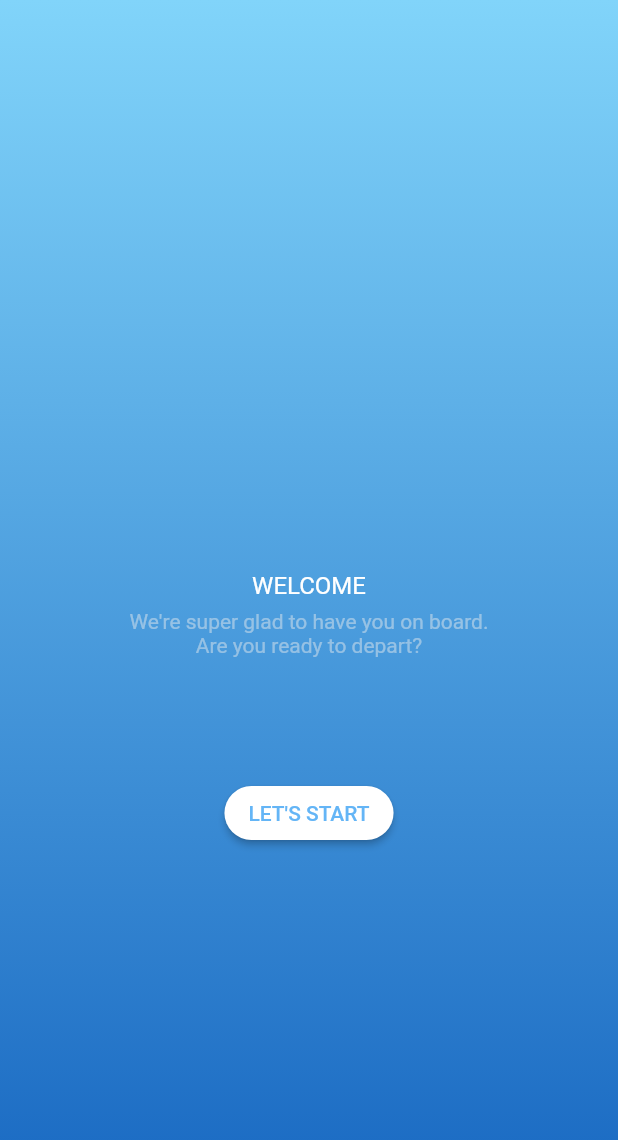
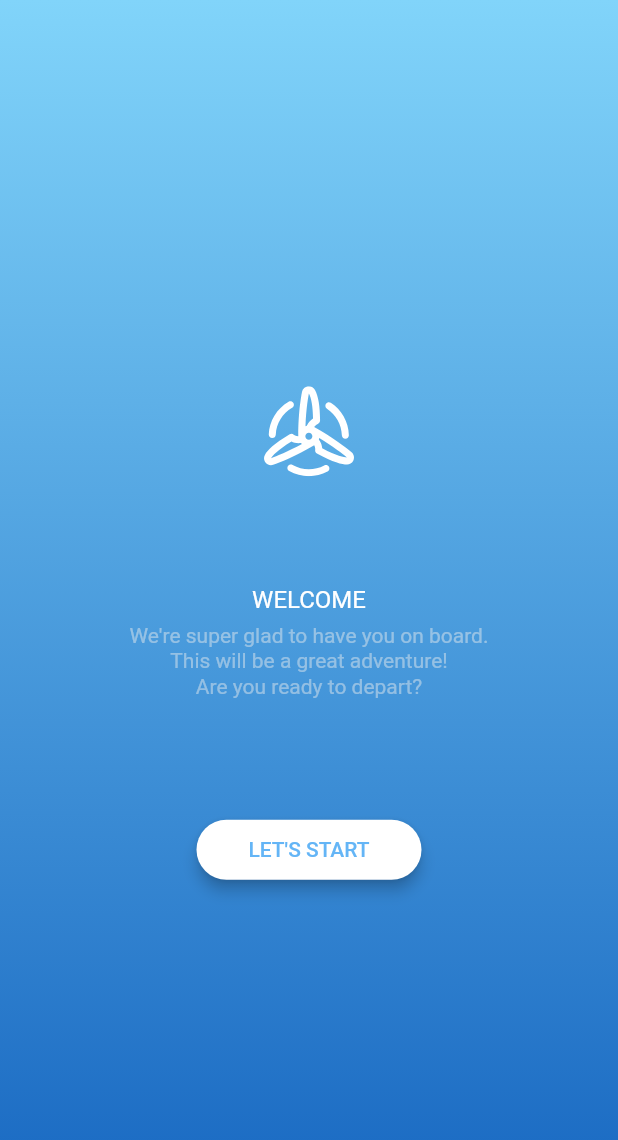
Before and after one commit to KennyBlanckaert/Mobile, a Flutter app: the Welcome screen opened directly, on a phone screen of 412 x 824 dp. Shown: the top 1140 px of the screen. Run offline on Flutter 3.47's test engine with Material 2 defaults, Android fonts, the phone set to English and light mode, and no system bars; our stand-ins replace flutter_svg.

```diff
--- a/flutter/mobile_planning_offshore/lib/main.dart
+++ b/flutter/mobile_planning_offshore/lib/main.dart
@@ -1,5 +1,6 @@
 import 'package:flutter/material.dart';
 import 'welcome.dart';
+import 'login.dart';
 
 void main() => runApp(Main());
 
@@ -10,7 +11,7 @@ class Main extends StatelessWidget {
   Widget build(BuildContext context) {
     return MaterialApp(
       title: 'Offshore Planning',
-      home: Welcome(),
+      home: Login()
     );
   }
 }
--- a/flutter/mobile_planning_offshore/lib/welcome.dart
+++ b/flutter/mobile_planning_offshore/lib/welcome.dart
@@ -1,4 +1,5 @@
 import 'package:flutter/material.dart';
+import 'package:flutter_svg/flutter_svg.dart';
 
 // Welcome widget
 class Welcome extends StatefulWidget {
@@ -16,15 +17,19 @@ class _WelcomeState extends State<Welcome> {
   	Widget build(BuildContext context) {
 
 		return Scaffold(
+
+			// ---> Page
+			body: Container(
+
 				// ---> Background
-      body: Container(
 				decoration: BoxDecoration(
 					gradient: LinearGradient(
 						begin: Alignment.topCenter,
 						end: Alignment.bottomCenter,
-            colors: [Colors.lightBlue[200], Colors.blue[800]] // #FF4FC3F7 -> #FF64B5F6
+						colors: [Color(0xFF81D4FA), Color(0xFF1565C0)]
 					)
 				),
+
 				// ---> Centered Column Container
 				child: Center(
 					child: Container(
@@ -32,7 +37,21 @@ class _WelcomeState extends State<Welcome> {
 							mainAxisAlignment: MainAxisAlignment.center,
 							crossAxisAlignment: CrossAxisAlignment.center,
 							children: <Widget>[
-                SizedBox(height: 100),
+
+								// ---> Margin
+								SizedBox(height: 20),
+
+								// ---> Logo
+								Container(
+									width: 60,
+									height: 60,
+									child: SvgPicture.asset('images/wind-turbine-white.svg')
+								),
+
+								// ---> Margin
+								SizedBox(height: 50),
+
+								// ---> TextBox 1
 								Text(
 									"WELCOME",
 									textAlign: TextAlign.center,
@@ -43,6 +62,8 @@ class _WelcomeState extends State<Welcome> {
 										height: 3
 									)
 								),
+
+								// ---> TextBox 2
 								Text(
 									"We're super glad to have you on board.",
 									textAlign: TextAlign.center,
@@ -50,8 +71,23 @@ class _WelcomeState extends State<Welcome> {
 										color: Color(0x77EEEEEE),
 										fontFamily: 'Roboto',
 										fontSize: 14,
+										height: 1.2
 									)
 								),
+
+								// ---> TextBox 3
+								Text(
+									"This will be a great adventure!",
+									textAlign: TextAlign.center,
+									style: TextStyle(
+										color: Color(0x77EEEEEE),
+										fontFamily: 'Roboto',
+										fontSize: 14,
+										height: 1.2
+									)
+								),
+
+								// ---> TextBox 4
 								Text(
 									"Are you ready to depart?",
 									textAlign: TextAlign.center,
@@ -59,10 +95,18 @@ class _WelcomeState extends State<Welcome> {
 										color: Color(0x77EEEEEE),
 										fontFamily: 'Roboto',
 										fontSize: 14,
+										height: 1.2
 									)
 								),
+
+								// ---> Margin
 								SizedBox(height: 80),
-                RaisedButton(
+
+								// ---> Button
+								Container(
+									width: 150,
+									height: 40,
+									child: RaisedButton(
 										color: Color(0xFFFFFFFF),
 										child: Text(
 											"LET'S START",
@@ -70,10 +114,14 @@ class _WelcomeState extends State<Welcome> {
 												color: Color(0xFF64B5F6)
 											)
 										),
+										elevation: 4,
 										shape: RoundedRectangleBorder(
 											borderRadius: BorderRadius.circular(20),
 										),
-                  onPressed: () {},
+										onPressed: () {
+											debugPrint("Start");
+										}
+									)
 								)
 							]
 						)
```
Also changed, not shown: flutter/mobile_planning_offshore/lib/login.dart (added, +264 -0 lines), flutter/mobile_planning_offshore/pubspec.yaml (+4 -3 lines), flutter/mobile_planning_offshore/images/wind-energy.svg (deleted), flutter/mobile_planning_offshore/images/wind-turbine-white.svg (added), flutter/mobile_planning_offshore/images/wind-turbine.svg (added), flutter/mobile_planning_offshore/pubspec.lock. Lines whose indentation alone changed are shown as unchanged.
